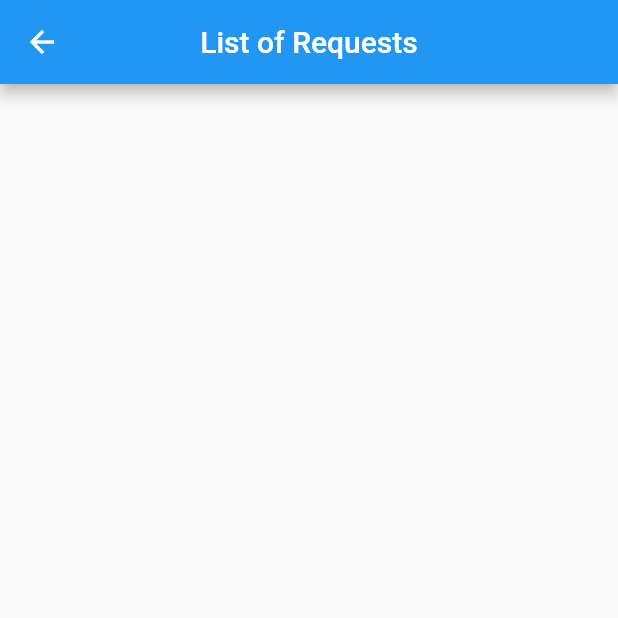
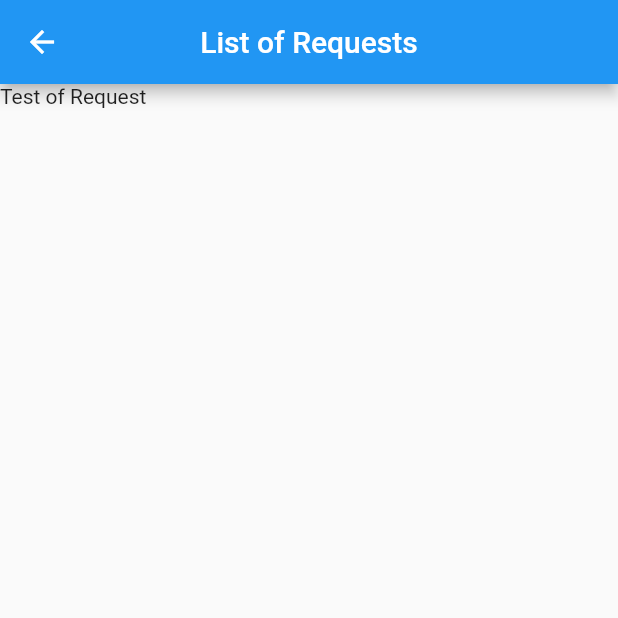
Before and after one commit to CSE-Courses/course-project-5braincells, a Flutter app: the RequestList screen opened directly, on a phone screen of 412 x 824 dp, the top half of it. Run offline on Flutter 3.47's test engine with Material 2 defaults, Android fonts, the phone set to English and light mode, and no system bars.

Commit message:
Added more refactoring of names

```diff
--- a/cse442_App/lib/forgot_pass_email.dart
+++ b/cse442_App/lib/forgot_pass_email.dart
@@ -1,7 +1,7 @@
 import 'package:flutter/material.dart';
 import 'home_screen.dart';
 import 'main.dart';
-import 'Login_Page.dart';
+import 'login_page.dart';
 import 'signup.dart';
 
 class Forgot extends StatelessWidget {
--- a/cse442_App/lib/main.dart
+++ b/cse442_App/lib/main.dart
@@ -1,10 +1,10 @@
 import 'dart:ui';
 
 import 'home_screen.dart';
-import 'Login_Page.dart';
+import 'login_page.dart';
 import 'package:flutter/material.dart';
 import 'login_or_signup.dart';
-import 'Profile_Screen.dart';
+import 'profile_screen.dart';
 
 void main() {
   runApp(MyAppTest());
--- a/cse442_App/lib/request_list.dart
+++ b/cse442_App/lib/request_list.dart
@@ -16,6 +16,11 @@ class RequestListState extends State<RequestList> {
         title: Text("List of Requests"),
         centerTitle: true,
       ),
+      body: ListView(
+        children: [
+          Text("Test of Request"),
+        ],
+      ),
     );
   }
 }
```
